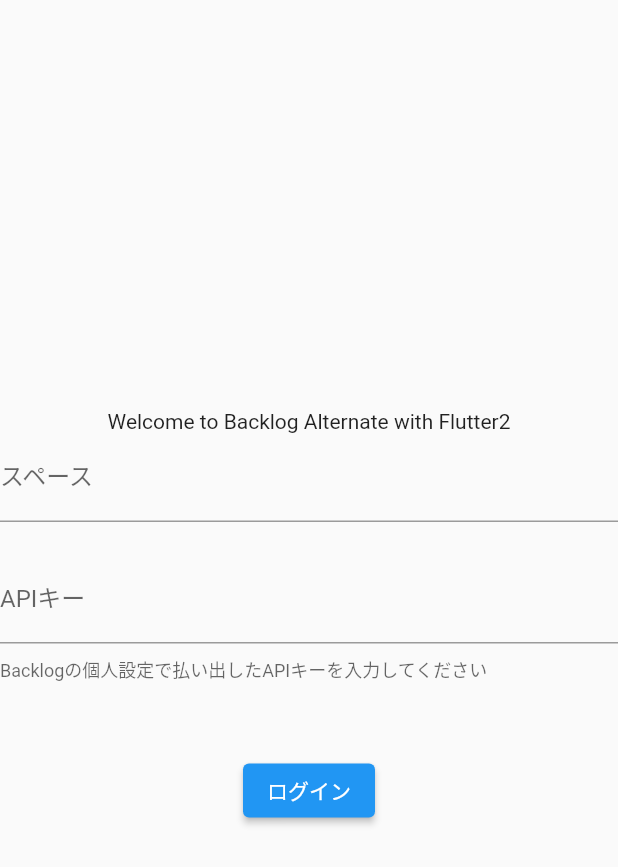
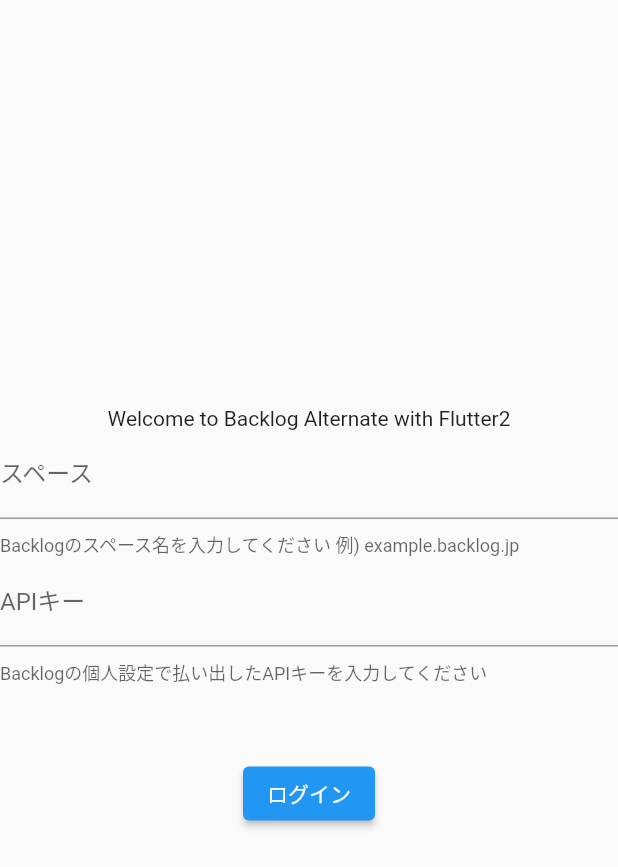
Before and after one commit to jparound30/flutter2_sample, a Flutter app: the screen it shows after launch, on a phone screen of 412 x 824 dp. Shown: the top 867 px of the screen. Run offline on Flutter 3.47's test engine with Material 2 defaults, Android fonts, the phone set to English and light mode, and no system bars; our stand-ins replace google_fonts.

Commit message:
trivial fix

```diff
--- a/lib/main.dart
+++ b/lib/main.dart
@@ -96,7 +96,7 @@ class LoginFormState extends State<LoginForm> {
       controller: _userController,
       decoration: InputDecoration(
         labelText: "スペース",
-        helperText: ' ',
+        helperText: 'Backlogのスペース名を入力してください 例) example.backlog.jp',
         enabled: true,
       ),
       autofillHints: [AutofillHints.username],
@@ -116,7 +116,6 @@ class LoginFormState extends State<LoginForm> {
       decoration: InputDecoration(
         labelText: "APIキー",
         helperText: 'Backlogの個人設定で払い出したAPIキーを入力してください',
-        // 以下でエラーメッセージのスタイルを指定可
         enabled: true,
       ),
       autofillHints: [AutofillHints.password],
@@ -171,9 +170,7 @@ class LoginFormState extends State<LoginForm> {
                             MaterialPageRoute(
                               builder: (context) {
                                 return MyHomePage(
-                                  title: 'Backlog Alternate with Flutter2:[' +
-                                      space.name +
-                                      ']',
+                                  title: '[' + space.name + ']',
                                 );
                               },
                             ),
```
